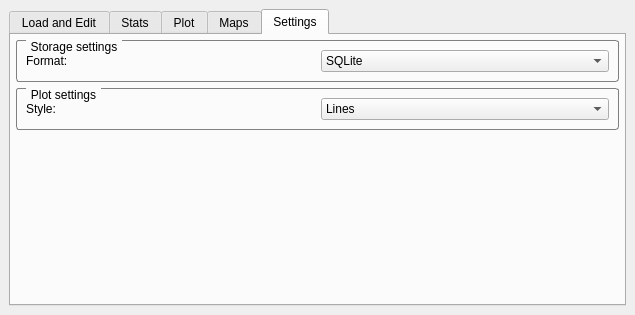
This is radiation_toolbox_dockwidget_base.ui in OpenBfS/qgis-radiation-toolbox-plugin as Qt 5 draws it before an edit. The edited form follows.
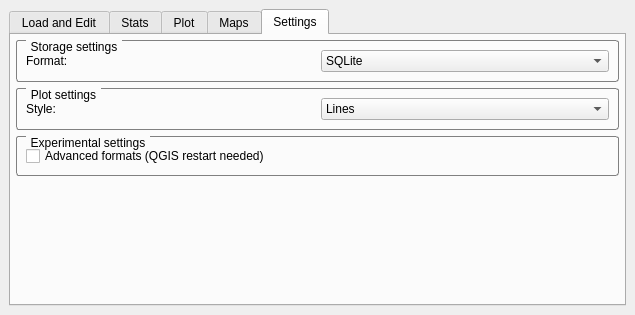
This is the edited form. The open tabs and pages were chosen to show the change. Icons and pictures are not drawn.

Commit message: Additional formats settings, close #60

What changed in the file:
```diff
--- a/radiation_toolbox_dockwidget_base.ui
+++ b/radiation_toolbox_dockwidget_base.ui
@@ -12,8 +12,8 @@
   </property>
   <property name="minimumSize">
    <size>
-    <width>300</width>
-    <height>244</height>
+    <width>348</width>
+    <height>290</height>
    </size>
   </property>
   <property name="maximumSize">
@@ -255,6 +255,28 @@
         <property name="margin">
          <number>5</number>
         </property>
+        <property name="topMargin">
+         <number>5</number>
+        </property>
+        <property name="rightMargin">
+         <number>5</number>
+        </property>
+        <property name="bottomMargin">
+         <number>5</number>
+        </property>
+        <item row="3" column="0">
+         <spacer name="verticalSpacer_2">
+          <property name="orientation">
+           <enum>Qt::Vertical</enum>
+          </property>
+          <property name="sizeHint" stdset="0">
+           <size>
+            <width>20</width>
+            <height>40</height>
+           </size>
+          </property>
+         </spacer>
+        </item>
         <item row="1" column="0">
          <widget class="QGroupBox" name="plotGroupBox">
           <property name="styleSheet">
@@ -302,19 +324,6 @@
           </layout>
          </widget>
         </item>
-        <item row="2" column="0">
-         <spacer name="verticalSpacer_2">
-          <property name="orientation">
-           <enum>Qt::Vertical</enum>
-          </property>
-          <property name="sizeHint" stdset="0">
-           <size>
-            <width>20</width>
-            <height>40</height>
-           </size>
-          </property>
-         </spacer>
-        </item>
         <item row="0" column="0">
          <widget class="QGroupBox" name="storageGroupBox">
           <property name="styleSheet">
@@ -363,6 +372,35 @@
           </layout>
          </widget>
         </item>
+        <item row="2" column="0">
+         <widget class="QGroupBox" name="exprGroupBox">
+          <property name="styleSheet">
+           <string notr="true">QGroupBox {
+    border: 1px solid gray;
+    border-radius: 3px;
+    margin-top: 0.5em;
+}
+
+QGroupBox::title {
+    subcontrol-origin: margin;
+    left: 10px;
+    padding: 0 3px 0 3px;
+}</string>
+          </property>
+          <property name="title">
+           <string>Experimental settings</string>
+          </property>
+          <layout class="QGridLayout" name="gridLayout_9">
+           <item row="0" column="0">
+            <widget class="QCheckBox" name="addFrmtCheckBox">
+             <property name="text">
+              <string>Advanced formats (QGIS restart needed)</string>
+             </property>
+            </widget>
+           </item>
+          </layout>
+         </widget>
+        </item>
        </layout>
       </widget>
      </widget>
```
Left out of the diff: 57 changed lines with no effect on the pictures. The commit also changes 15 other files.
